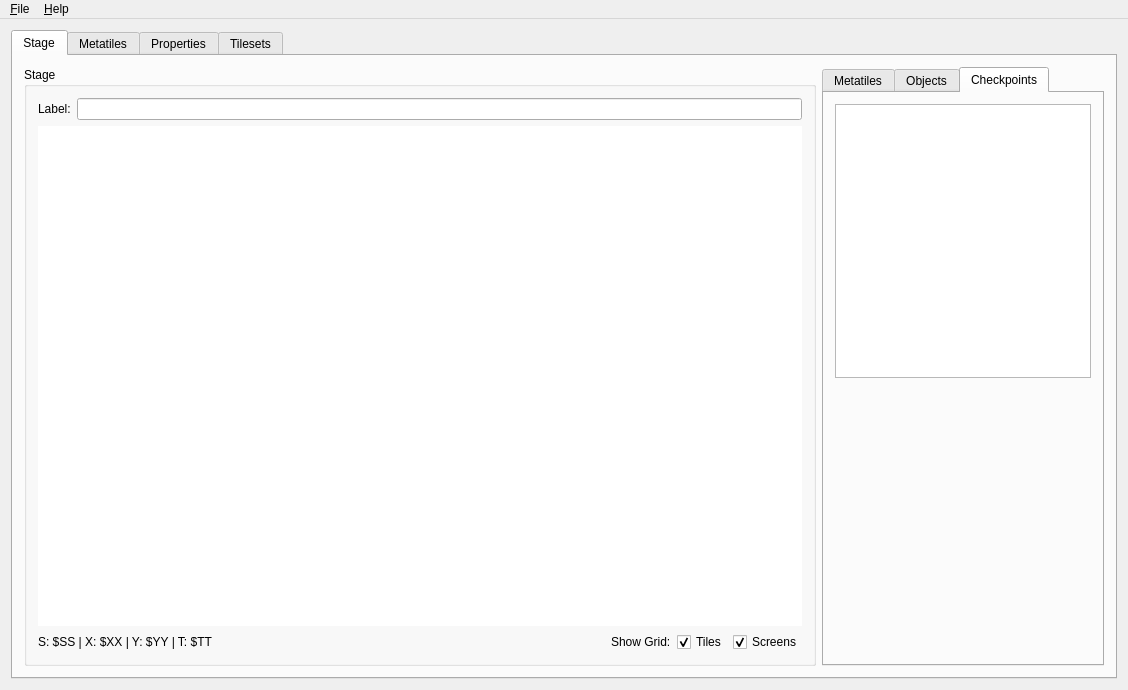
First picture: the form in nesstagetool.ui, repository BattyBovine/NES-Stage-Tool, before the edit.
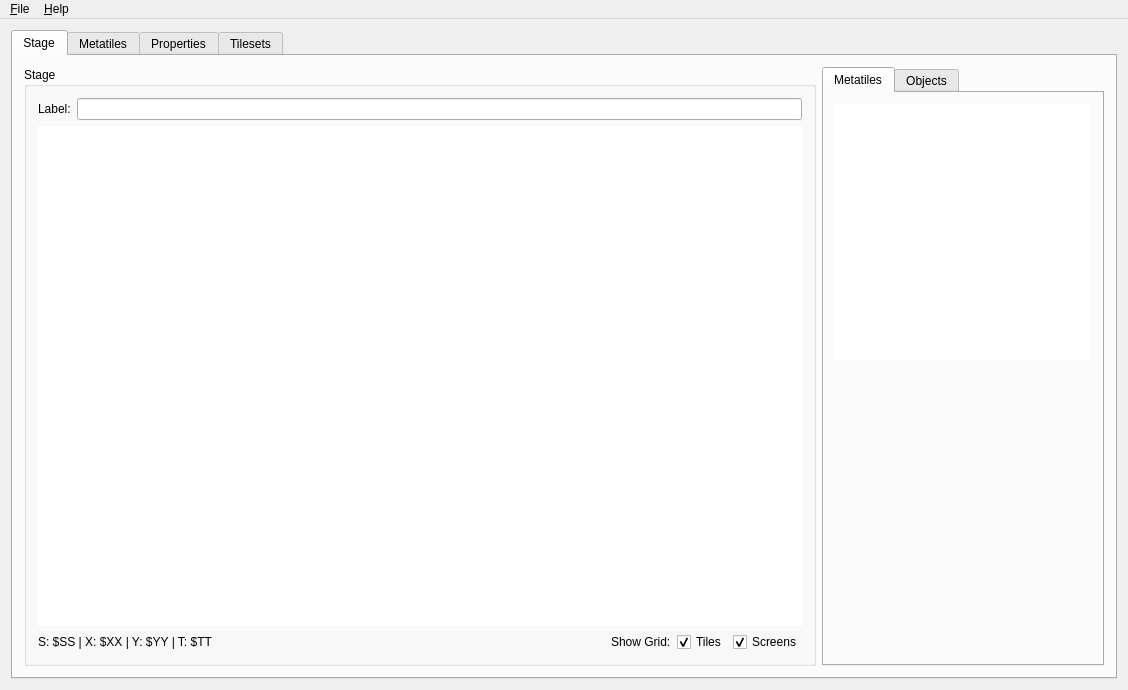
Second picture: the form after the edit. The open tabs and pages were chosen to show the change. Custom widgets are drawn as their Qt base class.

```diff
--- a/nesstagetool.ui
+++ b/nesstagetool.ui
@@ -210,13 +210,6 @@
               </attribute>
              </widget>
             </item>
-           </layout>
-          </widget>
-          <widget class="QWidget" name="tabCheckpointTool">
-           <attribute name="title">
-            <string>Checkpoints</string>
-           </attribute>
-           <layout class="QVBoxLayout" name="verticalLayout_12">
             <item>
              <widget class="QListView" name="listCheckpoints">
               <property name="selectionBehavior">
@@ -224,19 +217,6 @@
               </property>
              </widget>
             </item>
-            <item>
-             <spacer name="verticalSpacer_2">
-              <property name="orientation">
-               <enum>Qt::Vertical</enum>
-              </property>
-              <property name="sizeHint" stdset="0">
-               <size>
-                <width>20</width>
-                <height>275</height>
-               </size>
-              </property>
-             </spacer>
-            </item>
            </layout>
           </widget>
          </widget>
```
Left out of the diff: 47 changed lines with no effect on the pictures.
